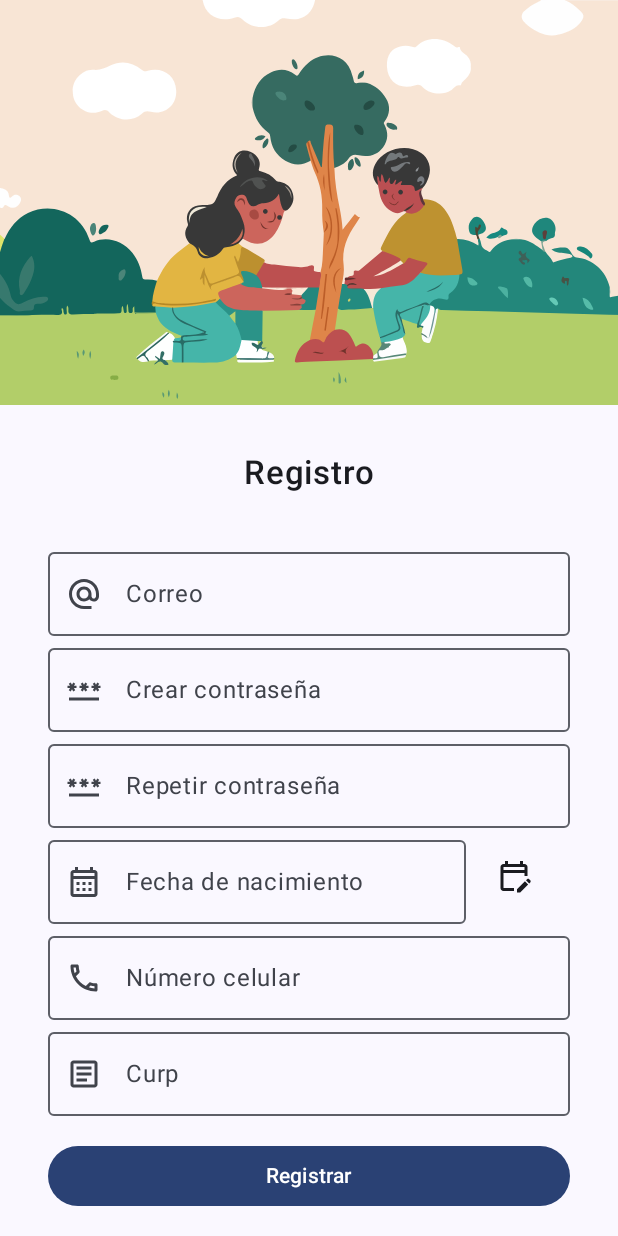
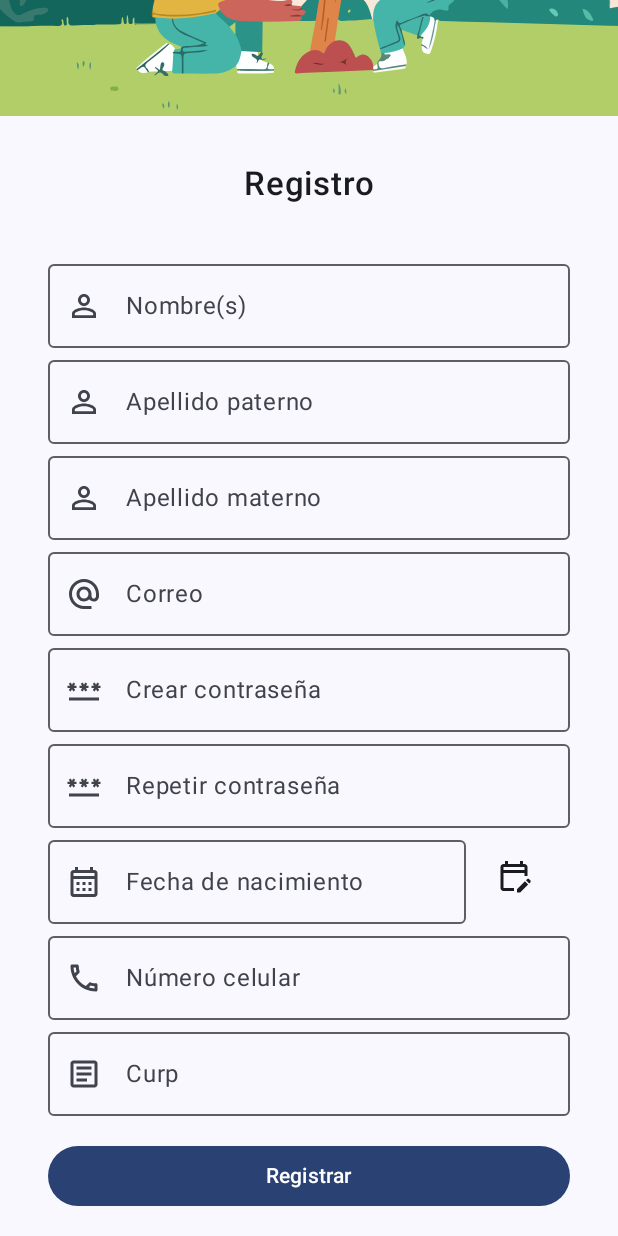
Before and after one commit to patyjs/Jetpack_UI_Adoptree, an Android app built with Jetpack Compose: the RegistroActivity screen opened directly, with no data from a screen before it, scrolled down 192 dp, on a phone screen of 412 x 824 dp. Run offline under Robolectric (Android 15) with nearby library versions, the light colour scheme and no system bars.

Commit message:
Añadiendo scroll, en registro  >:C

```diff
--- a/app/src/main/java/com/example/myapp/RegistroActivity.kt
+++ b/app/src/main/java/com/example/myapp/RegistroActivity.kt
@@ -94,7 +94,8 @@
     Column( // PARA COLOCAR ELEMENTOS DE FORMA VERTICAL (UNO ENCIMA DE OTRO)
         modifier = Modifier
             .fillMaxSize()
-            .padding(0.dp))
+            .padding(0.dp)
+            .verticalScroll(rememberScrollState()))
     {
         Image(
             painter = painterResource(id = R.drawable.splash_image),
@@ -122,8 +123,7 @@
         Column(
                 modifier = Modifier
                     .fillMaxWidth()
-                    .padding(horizontal = 32.dp, vertical = 0.dp)
-                    .verticalScroll(rememberScrollState())){
+                    .padding(horizontal = 32.dp, vertical = 0.dp)) {
             OutlinedTextField(
                 modifier = Modifier
                     .fillMaxWidth(),
```
